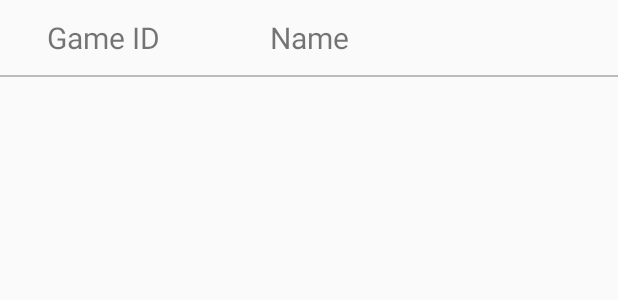
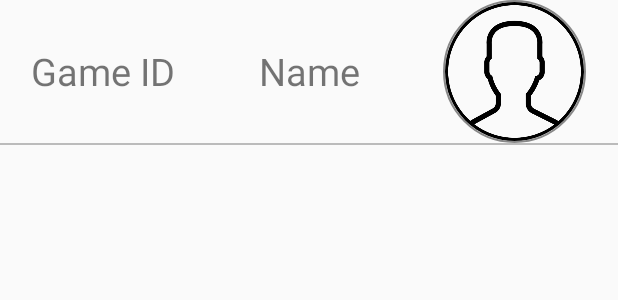
Before and after one commit to adnansakel/Quality-and-Usability-Project, an Android app: the layout list_view_item_gamelist.xml on its own in the app's theme, with its tools: preview values and no code run, on a phone screen of 412 x 824 dp. Shown: the top 300 px of the screen. Run offline under Robolectric (Android 15) with nearby library versions, the light colour scheme and no system bars.

Commit message:
Progress dialog, rounded imageview added

```diff
--- a/MyApplication/app/src/main/java/com/example/adnansakel/bingo/Util/AppConstants.java
+++ b/MyApplication/app/src/main/java/com/example/adnansakel/bingo/Util/AppConstants.java
@@ -32,7 +32,7 @@ public class AppConstants {
     public static String STATUS = "status";
     public static String GAME_LIST_UPDATED = "game list updated";
     public static String PLAYER_LIST_UPDATED = "player list updated";
-    public static String BASE_URL = "http://192.168.1.13:8080/bingodb";
+    public static String BASE_URL = "http://192.168.43.171:8080/bingodb";//http://192.168.1.13:8080/bingodb";
     public static String REGISTRATION_URL = "/player/registration/";
     public static String GAME_CREATION_URL = "/game/creation/";
     public static String GAME_LIST_URL = "/gamelist_to_join/";
--- a/MyApplication/app/src/main/res/layout/activity_temp_main_game.xml
+++ b/MyApplication/app/src/main/res/layout/activity_temp_main_game.xml
@@ -17,6 +17,12 @@
             android:textStyle="bold"
             android:textSize="90sp"
             />
+    </LinearLayout>
+    <LinearLayout
+        android:layout_width="match_parent"
+        android:layout_height="match_parent"
+        android:orientation="horizontal">
+
     </LinearLayout>
     <LinearLayout
         android:id="@+id/llNumberGrid"
--- a/MyApplication/app/src/main/res/layout/list_view_item_gamelist.xml
+++ b/MyApplication/app/src/main/res/layout/list_view_item_gamelist.xml
@@ -6,7 +6,7 @@
 
     <LinearLayout
         android:layout_width="match_parent"
-        android:layout_height="50dp"
+        android:layout_height="wrap_content"
         android:orientation="horizontal">
         <TextView
             android:id="@+id/txtGameID"
@@ -14,7 +14,7 @@
             android:layout_width="match_parent"
             android:layout_height="match_parent"
             android:text="Game ID"
-            android:textSize="20sp"
+            android:textSize="25sp"
             android:gravity="center"/>
         <TextView
             android:id="@+id/txtCreatorName"
@@ -22,15 +22,22 @@
             android:layout_height="match_parent"
             android:layout_weight="1"
             android:gravity="center"
-            android:textSize="20sp"
+            android:textSize="25sp"
             android:text="Name"/>
         <LinearLayout
             android:layout_width="match_parent"
             android:layout_height="match_parent"
-            android:layout_weight="1">
-            <ImageView
-                android:layout_width="wrap_content"
-                android:layout_height="wrap_content" />
+            android:layout_weight="1"
+            android:gravity="center">
+            <de.hdodenhof.circleimageview.CircleImageView
+                xmlns:app="http://schemas.android.com/apk/res-auto"
+                android:id="@+id/imageViewPlayerImage"
+                android:layout_width="95dp"
+                android:layout_height="95dp"
+                android:src="@drawable/user"
+                app:civ_border_width="1dp"
+                app:civ_border_color="#FF888888"
+                />
         </LinearLayout>
     </LinearLayout>
 
```
Also changed, not shown: MyApplication/app/src/main/java/com/example/adnansakel/bingo/BingoServerCalls.java (+74 -3 lines), MyApplication/app/src/main/java/com/example/adnansakel/bingo/LobbyActivity.java (+36 -5 lines), MyApplication/app/src/main/java/com/example/adnansakel/bingo/RegistrationActivity.java (+7 -0 lines), MyApplication/app/src/main/java/com/example/adnansakel/bingo/View/JoinGameView.java (+8 -0 lines), MyApplication/app/src/main/res/layout/activity_registration.xml (+10 -5 lines), MyApplication/app/src/main/res/layout/progressdialogview.xml (added, +12 -0 lines).
